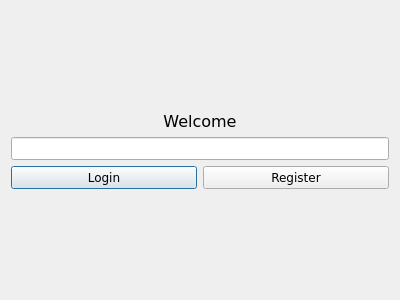
TemplateName56/Blockchain_Wallet, file client/gui/auth_form.ui: the form before one commit.
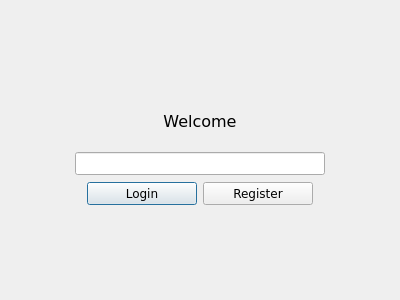
The form after the commit.

Diff of the .ui file:
```diff
--- a/client/gui/auth_form.ui
+++ b/client/gui/auth_form.ui
@@ -48,6 +48,12 @@
          <verstretch>0</verstretch>
         </sizepolicy>
        </property>
+       <property name="minimumSize">
+        <size>
+         <width>0</width>
+         <height>50</height>
+        </size>
+       </property>
        <property name="font">
         <font>
          <family>Verdana</family>
@@ -65,22 +71,72 @@
        </property>
       </widget>
      </item>
-     <item>
+     <item alignment="Qt::AlignHCenter">
       <widget class="QLineEdit" name="walletKeyInput">
        <property name="sizePolicy">
-        <sizepolicy hsizetype="Preferred" vsizetype="Fixed">
+        <sizepolicy hsizetype="Fixed" vsizetype="Fixed">
          <horstretch>0</horstretch>
          <verstretch>0</verstretch>
         </sizepolicy>
        </property>
+       <property name="minimumSize">
+        <size>
+         <width>250</width>
+         <height>0</height>
+        </size>
+       </property>
       </widget>
      </item>
     </layout>
    </item>
+   <item>
+    <spacer name="verticalSpacer_3">
+     <property name="orientation">
+      <enum>Qt::Vertical</enum>
+     </property>
+     <property name="sizeType">
+      <enum>QSizePolicy::Fixed</enum>
+     </property>
+     <property name="sizeHint" stdset="0">
+      <size>
+       <width>20</width>
+       <height>1</height>
+      </size>
+     </property>
+    </spacer>
+   </item>
    <item>
     <layout class="QHBoxLayout" name="horizontalLayout_2">
+     <item>
+      <spacer name="horizontalSpacer">
+       <property name="orientation">
+        <enum>Qt::Horizontal</enum>
+       </property>
+       <property name="sizeType">
+        <enum>QSizePolicy::Expanding</enum>
+       </property>
+       <property name="sizeHint" stdset="0">
+        <size>
+         <width>40</width>
+         <height>20</height>
+        </size>
+       </property>
+      </spacer>
+     </item>
      <item>
       <widget class="QPushButton" name="loginButton">
+       <property name="sizePolicy">
+        <sizepolicy hsizetype="Minimum" vsizetype="Fixed">
+         <horstretch>0</horstretch>
+         <verstretch>0</verstretch>
+        </sizepolicy>
+       </property>
+       <property name="minimumSize">
+        <size>
+         <width>110</width>
+         <height>0</height>
+        </size>
+       </property>
        <property name="text">
         <string>Login</string>
        </property>
@@ -91,11 +147,39 @@
      </item>
      <item>
       <widget class="QPushButton" name="registerButton">
+       <property name="sizePolicy">
+        <sizepolicy hsizetype="Minimum" vsizetype="Fixed">
+         <horstretch>0</horstretch>
+         <verstretch>0</verstretch>
+        </sizepolicy>
+       </property>
+       <property name="minimumSize">
+        <size>
+         <width>110</width>
+         <height>0</height>
+        </size>
+       </property>
        <property name="text">
         <string>Register</string>
        </property>
       </widget>
      </item>
+     <item>
+      <spacer name="horizontalSpacer_2">
+       <property name="orientation">
+        <enum>Qt::Horizontal</enum>
+       </property>
+       <property name="sizeType">
+        <enum>QSizePolicy::Expanding</enum>
+       </property>
+       <property name="sizeHint" stdset="0">
+        <size>
+         <width>40</width>
+         <height>20</height>
+        </size>
+       </property>
+      </spacer>
+     </item>
     </layout>
    </item>
    <item>
```
